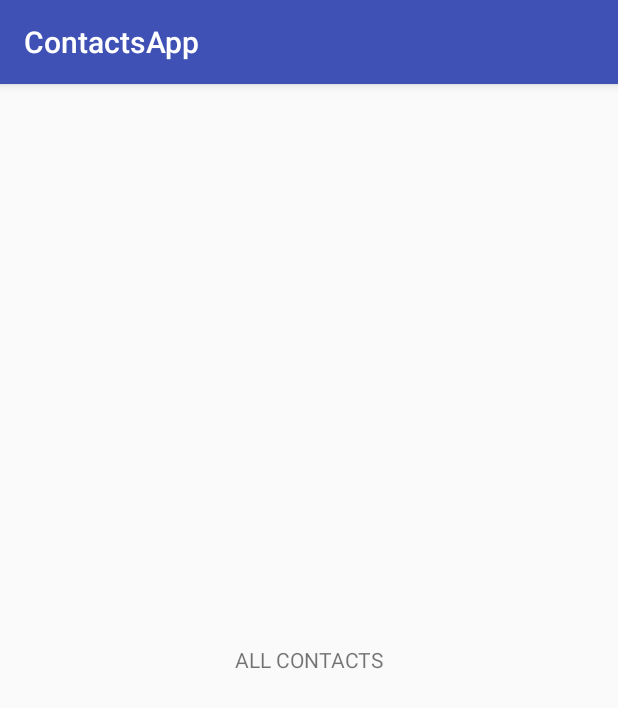
After one commit to kostovtd/ContactsApp, an Android app: the fragment AllContactsFragment shown on its own in the app's theme, on a phone screen of 412 x 824 dp. The commit adds this screen. Shown: the top 708 px of the screen. Run offline under Robolectric (Android 15) with nearby library versions, the phone set to English and light mode, and no system bars.

Commit message:
Favorites and All Contacts fragments included DUMMY IMPLEMENTATION ViewPager included for ContactsActivity New UI resources

```diff
--- /dev/null
+++ b/app/src/main/java/com/contactsapp/contactsScreen/AllContactsFragment.java
@@ -0,0 +1,66 @@
+package com.contactsapp.contactsScreen;
+
+
+import android.os.Bundle;
+import android.support.annotation.Nullable;
+import android.support.v4.app.Fragment;
+import android.util.Log;
+import android.view.LayoutInflater;
+import android.view.View;
+import android.view.ViewGroup;
+
+import com.contactsapp.R;
+
+public class AllContactsFragment extends Fragment{
+
+    public static final String TAG = AllContactsFragment.class.getSimpleName();
+
+
+
+    public static AllContactsFragment newInstance() {
+
+        Bundle args = new Bundle();
+
+        AllContactsFragment fragment = new AllContactsFragment();
+        fragment.setArguments(args);
+        return fragment;
+    }
+
+
+    @Override
+    public void onCreate(@Nullable Bundle savedInstanceState) {
+        Log.d(TAG, "onCreate hit");
+        super.onCreate(savedInstanceState);
+    }
+
+
+    @Nullable
+    @Override
+    public View onCreateView(LayoutInflater inflater, @Nullable ViewGroup container, @Nullable Bundle savedInstanceState) {
+        Log.d(TAG, "onCreateView hit");
+        View rootView = inflater.inflate(R.layout.fragment_all_contacts, container, false);
+
+        return rootView;
+    }
+
+
+    @Override
+    public void onResume() {
+        Log.d(TAG, "onResume hit");
+        super.onResume();
+    }
+
+
+    @Override
+    public void onPause() {
+        Log.d(TAG, "onPause hit");
+        super.onPause();
+    }
+
+
+    @Override
+    public void onDestroy() {
+        Log.d(TAG, "onDestroy hit");
+        super.onDestroy();
+    }
+}
--- a/app/src/main/java/com/contactsapp/contactsScreen/ContactsActivity.java
+++ b/app/src/main/java/com/contactsapp/contactsScreen/ContactsActivity.java
@@ -1,6 +1,7 @@
 package com.contactsapp.contactsScreen;
 
 import android.os.Bundle;
+import android.support.v4.view.ViewPager;
 import android.support.v7.app.AppCompatActivity;
 import android.util.Log;
 import android.view.Menu;
@@ -20,7 +21,7 @@ import butterknife.Unbinder;
 
 public class ContactsActivity extends AppCompatActivity implements ContactsContract.View{
 
-    public static final String TAG = ContactsActivity.class.getCanonicalName();
+    public static final String TAG = ContactsActivity.class.getSimpleName();
 
     private Unbinder unbinder;
     private ContactsContract.Presenter presenter;
@@ -29,6 +30,8 @@ public class ContactsActivity extends AppCompatActivity implements ContactsContr
     private TextView noContactsTv;
 
 
+    @BindView(R.id.contacts_view_pager)
+    private ViewPager contactsViewPager;
 
 
     @Override
--- /dev/null
+++ b/app/src/main/res/layout/fragment_all_contacts.xml
@@ -0,0 +1,14 @@
+<?xml version="1.0" encoding="utf-8"?>
+<LinearLayout
+    xmlns:android="http://schemas.android.com/apk/res/android"
+    android:orientation="vertical"
+    android:layout_width="match_parent"
+    android:layout_height="match_parent">
+
+    <TextView
+        android:layout_width="match_parent"
+        android:layout_height="match_parent"
+        android:text="ALL CONTACTS"
+        android:gravity="center"/>
+
+</LinearLayout>
```
Also changed, not shown: app/src/main/java/com/contactsapp/contactsScreen/ContactsPagerAdapter.java (added, +35 -0 lines), app/src/main/java/com/contactsapp/contactsScreen/FavoriteContactsFragment.java (added, +71 -0 lines), app/src/main/res/layout/activity_contacts.xml (+8 -1 lines), app/src/main/res/layout/fragment_favorite_contacts.xml (added, +15 -0 lines), app/src/main/res/drawable-hdpi/ic_add.png (added), app/src/main/res/drawable-mdpi/ic_add.png (added), app/src/main/res/drawable-xhdpi/ic_add.png (added), app/src/main/res/drawable-xxhdpi/ic_add.png (added), app/src/main/res/drawable-xxxhdpi/ic_add.png (added).
